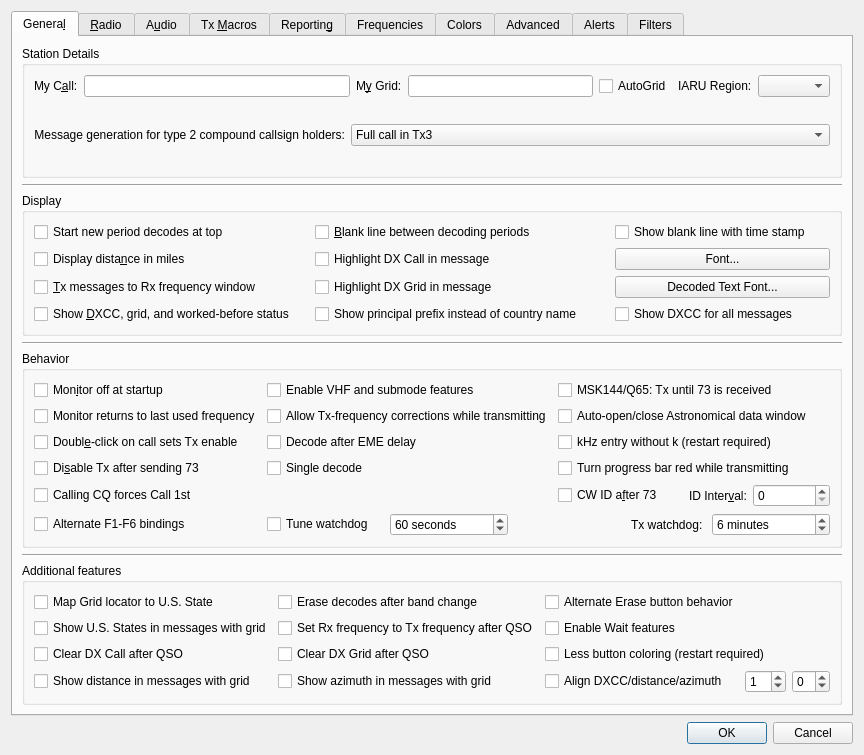
WSJTX/wsjtx, file Configuration.ui: the form before one commit.
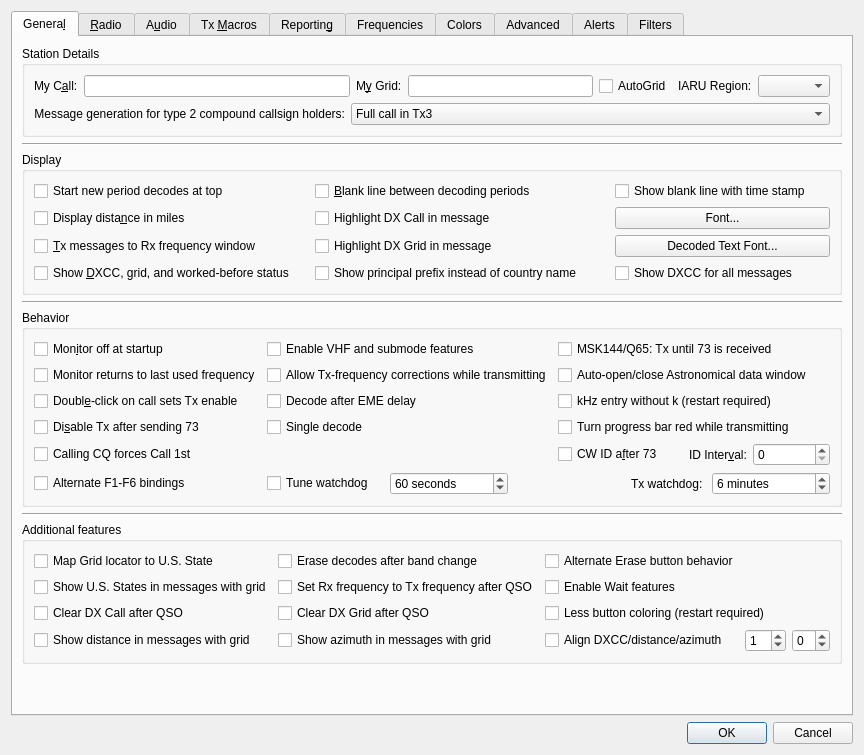
The form after the commit. Custom widgets are drawn as their Qt base class.

Commit message:
fix(settings): size fresh dialog from tab contents
The 827×705 default clips Settings on macOS. Size a fresh dialog
from its page hints, allow the tallest page to scroll, and bound the
result to the available screen. Reserve space for a vertical scrollbar
so short displays do not gain unnecessary horizontal scrolling.

Keep saved geometry intact and absorb extra General height below its
controls. Cover preferred and constrained layouts across all tabs.

What changed in the file:
```diff
--- a/Configuration.ui
+++ b/Configuration.ui
@@ -717,6 +717,19 @@
          </layout>
         </widget>
        </item>
+       <item>
+        <spacer name="general_bottom_spacer">
+         <property name="orientation">
+          <enum>Qt::Vertical</enum>
+         </property>
+         <property name="sizeHint" stdset="0">
+          <size>
+           <width>0</width>
+           <height>0</height>
+          </size>
+         </property>
+        </spacer>
+       </item>
       </layout>
      </widget>
      <widget class="QWidget" name="radio_tab">
```
The commit also changes 4 other files.
